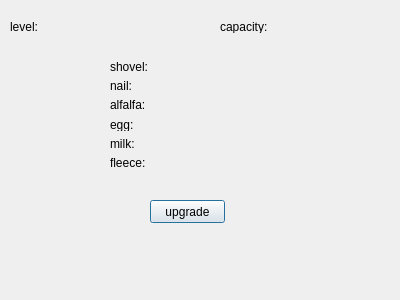
Before: the Qt Designer form dialogstorage.ui in slotfi909/heyDay, drawn with Qt 5.
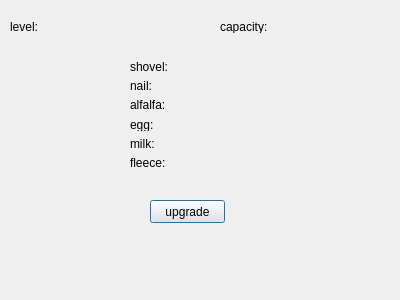
After: the same form once the commit is applied.

```diff
--- a/dialogstorage.ui
+++ b/dialogstorage.ui
@@ -68,7 +68,7 @@
   <widget class="QWidget" name="formLayoutWidget">
    <property name="geometry">
     <rect>
-     <x>110</x>
+     <x>130</x>
      <y>60</y>
      <width>160</width>
      <height>110</height>
```
Left out of the diff: 14 changed lines with no effect on the pictures.
